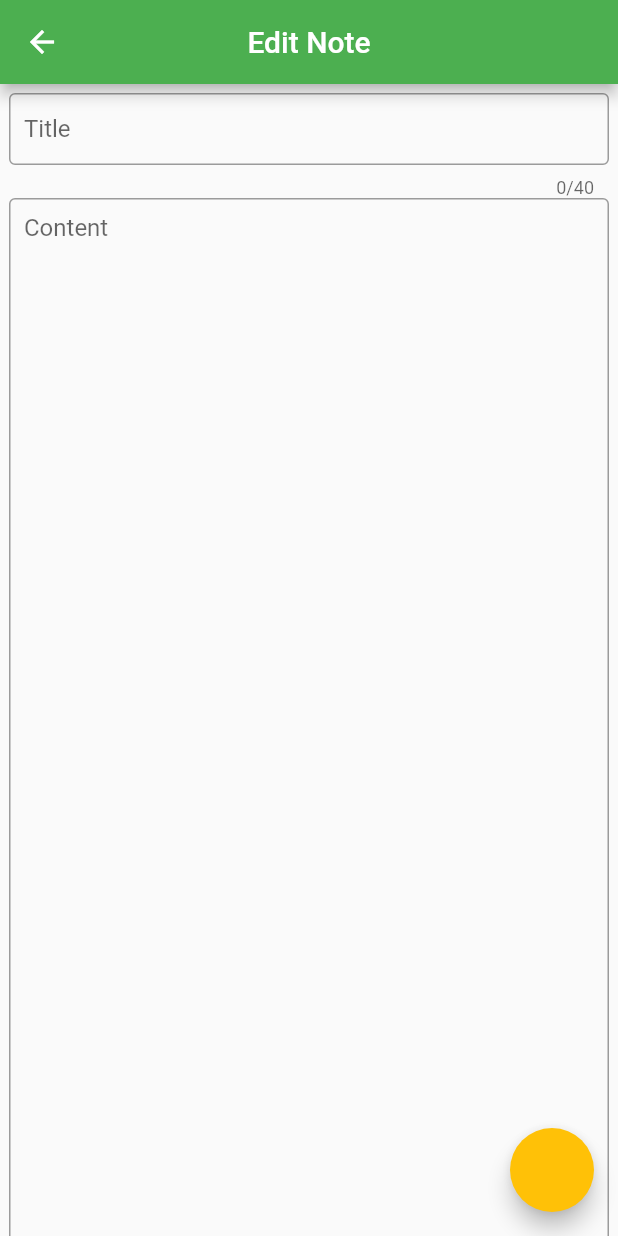
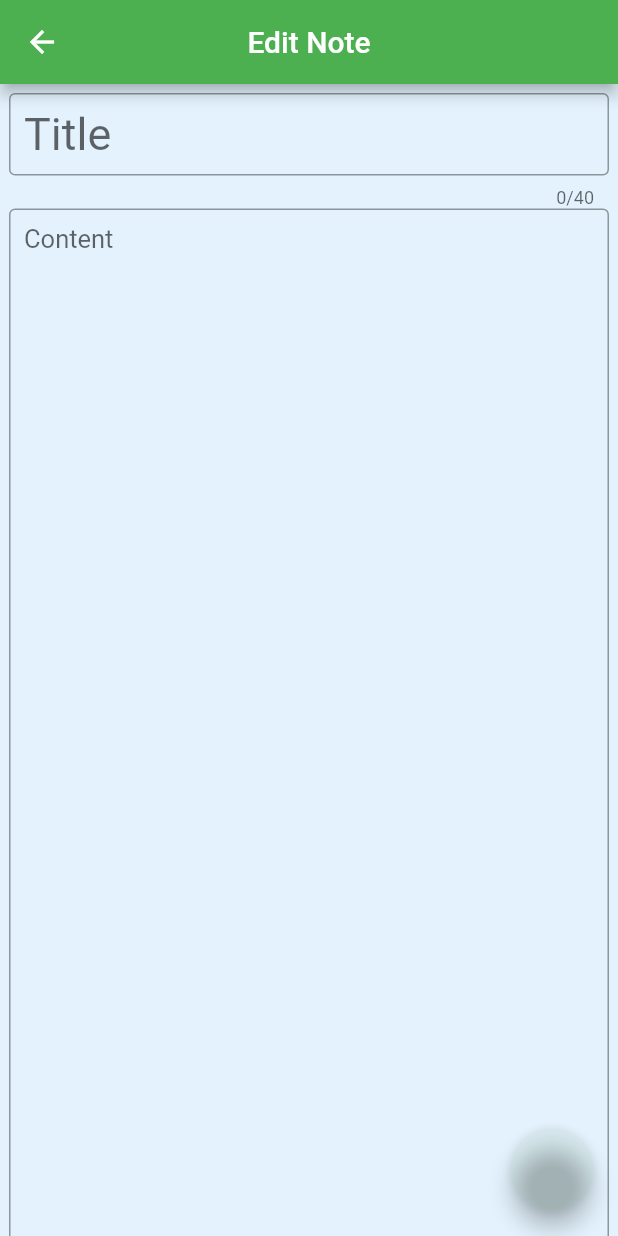
Before and after one commit to niranza/Flutter-Note-App, a Flutter app: the screen it shows after launch, after a tap on the "add" icon, on a phone screen of 412 x 824 dp. Run offline on Flutter 3.47's test engine with Material 2 defaults, Android fonts, the phone set to English and light mode, and no system bars; our stand-ins replace flutter_colorpicker.

Commit message:
improved U.I and overall structure

```diff
--- a/lib/models/note.dart
+++ b/lib/models/note.dart
@@ -1,19 +1,29 @@
+import 'package:flutter/material.dart';
 import 'package:uuid/uuid.dart';
 
 class Note {
   late String title;
   late String content;
+  late String formattedDate;
   late int color;
   late String id;
 
-  Note(this.title, this.content, int? color, String? id) {
+  Note(
+    this.title,
+    this.content,
+    String? formattedDate,
+    int? color,
+    String? id,
+  ) {
     this.id = id ?? const Uuid().v1();
-    this.color = color ?? 0xffffc107;
+    this.color = color ?? Colors.blue[500].hashCode;
+    this.formattedDate = formattedDate ?? "";
   }
 
   Note.fromJson(Map<String, dynamic> json)
       : title = json["title"],
         content = json["content"],
+        formattedDate = json["formatted_date"],
         color = json["color"],
         id = json["id"];
 
@@ -21,6 +31,7 @@ class Note {
     return {
       "title": title,
       "content": content,
+      "formatted_date": formattedDate,
       "color": color,
       "id": id,
     };
--- a/lib/pages/add_edit_note.dart
+++ b/lib/pages/add_edit_note.dart
@@ -4,12 +4,14 @@ import 'package:flutter_colorpicker/flutter_colorpicker.dart';
 import 'package:notes_app/models/note.dart';
 import 'package:notes_app/storage/note_storage.dart';
 import 'package:notes_app/utils/contants.dart';
+import 'package:notes_app/widgets/edit_note.dart';
 
 class AddEditNote extends StatefulWidget {
   final Object? currentNote;
 
-  Note _getCurrentNote() =>
-      currentNote == null ? Note("", "", null, null) : currentNote as Note;
+  Note _getCurrentNote() => currentNote == null
+      ? Note("", "", null, null, null)
+      : currentNote as Note;
 
   late final Note _currentNote = _getCurrentNote();
 
@@ -53,6 +55,7 @@ class _AddEditNoteState extends State<AddEditNote> {
         return Future.value(false);
       },
       child: Scaffold(
+        backgroundColor: Colors.blue[50],
         appBar: AppBar(
           title: Text("Edit Note"),
           centerTitle: true,
@@ -91,72 +94,3 @@ class _AddEditNoteState extends State<AddEditNote> {
     );
   }
 }
-
-class BuildEditNote extends StatefulWidget {
-  final Note currentNote;
-  final Function(int) saveNote;
-
-  const BuildEditNote({
-    Key? key,
-    required this.currentNote,
-    required this.saveNote,
-  }) : super(key: key);
-
-  @override
-  State<BuildEditNote> createState() => _BuildEditNoteState();
-}
-
-class _BuildEditNoteState extends State<BuildEditNote> {
-  var titleController = TextEditingController();
-  var contentController = TextEditingController();
-
-  @override
-  void initState() {
-    super.initState();
-    titleController.text = widget.currentNote.title;
-    contentController.text = widget.currentNote.content;
-  }
-
-  @override
-  Widget build(BuildContext context) {
-    return Scrollbar(
-      child: SingleChildScrollView(
-        scrollDirection: Axis.vertical,
-        padding: EdgeInsets.symmetric(horizontal: 6, vertical: 6),
-        child: Column(
-          children: [
-            TextField(
-              controller: titleController,
-              onChanged: (newTitle) {
-                widget.currentNote.title = newTitle;
-                widget.saveNote(saveDelayInSeconds);
-              },
-              maxLength: 40,
-              decoration: InputDecoration(
-                hintText: "Title",
-                contentPadding: EdgeInsets.all(10),
-                border: OutlineInputBorder(),
-              ),
-            ),
-            TextField(
-              controller: contentController,
-              onChanged: (newContent) {
-                widget.currentNote.content = newContent;
-                widget.saveNote(saveDelayInSeconds);
-              },
-              maxLength: 30000,
-              textInputAction: TextInputAction.newline,
-              keyboardType: TextInputType.multiline,
-              maxLines: 1000,
-              decoration: InputDecoration(
-                hintText: "Content",
-                contentPadding: EdgeInsets.all(10),
-                border: OutlineInputBorder(),
-              ),
-            ),
-          ],
-        ),
-      ),
-    );
-  }
-}
--- a/lib/pages/home.dart
+++ b/lib/pages/home.dart
@@ -15,6 +15,7 @@ class _HomeState extends State<Home> {
   List<Note> _noteList = [];
 
   Future<dynamic> _navigateToAddEditNote(Note? note) async {
+    ScaffoldMessenger.of(context).hideCurrentSnackBar();
     return note == null
         ? await Navigator.pushNamed(context, "/add-edit")
         : await Navigator.pushNamed(context, "/add-edit", arguments: note);
@@ -22,6 +23,7 @@ class _HomeState extends State<Home> {
 
   void _getNotes() async {
     List<Note> noteList = await NoteStorage.getAllNotes();
+    noteList.sort((a, b) => b.formattedDate.compareTo(a.formattedDate));
     setState(() {
       _noteList = noteList;
     });
@@ -36,6 +38,7 @@ class _HomeState extends State<Home> {
   @override
   Widget build(BuildContext context) {
     return Scaffold(
+      backgroundColor: Colors.blue[50],
       appBar: AppBar(
         title: Text("My Notes"),
         centerTitle: true,
--- a/lib/storage/note_storage.dart
+++ b/lib/storage/note_storage.dart
@@ -1,5 +1,6 @@
 import 'dart:convert';
 import 'dart:io' as io;
+import 'package:intl/intl.dart';
 import 'package:notes_app/models/note.dart';
 import 'package:path_provider/path_provider.dart';
 import 'dart:io';
@@ -15,6 +16,8 @@ class NoteStorage {
   }
 
   static void saveNote(Note note) async {
+    var formatter = DateFormat("yyyy.MM.dd, HH:mm:ss");
+    note.formattedDate = formatter.format(DateTime.now());
     File file = File(await _getNotesPath("${note.id}.txt"));
     file.writeAsString(jsonEncode(note));
     print("Note saved -> ${note.title}");
@@ -27,16 +30,17 @@ class NoteStorage {
         File file = File(e.path);
         return await file.readAsString().then((value) => value);
       }
-      ;
     });
     List<Note> noteList = [];
     for (final futureString in jsonNotes) {
       await futureString.then((value) {
         if (value != null) {
           Map data = jsonDecode(value);
+          print("noteDate-> ${data["formatted_date"] as String}");
           noteList.add(Note(
             data["title"] as String,
             data["content"] as String,
+            data["formatted_date"] as String,
             data["color"] as int,
             data["id"] as String,
           ));
--- /dev/null
+++ b/lib/widgets/edit_note.dart
@@ -0,0 +1,65 @@
+import 'package:flutter/material.dart';
+import 'package:notes_app/models/note.dart';
+import 'package:notes_app/utils/contants.dart';
+
+class BuildEditNote extends StatelessWidget {
+  final Note currentNote;
+  final Function(int) saveNote;
+
+  const BuildEditNote({
+    Key? key,
+    required this.currentNote,
+    required this.saveNote,
+  }) : super(key: key);
+
+  @override
+  Widget build(BuildContext context) {
+    TextEditingController titleController = TextEditingController();
+    TextEditingController contentController = TextEditingController();
+
+    titleController.text = currentNote.title;
+    contentController.text = currentNote.content;
+
+    return Scrollbar(
+      child: SingleChildScrollView(
+        scrollDirection: Axis.vertical,
+        padding: EdgeInsets.symmetric(horizontal: 6, vertical: 6),
+        child: Column(
+          children: [
+            TextField(
+              style: TextStyle(color: Colors.grey[900], fontSize: 30),
+              controller: titleController,
+              onChanged: (newTitle) {
+                currentNote.title = newTitle;
+                saveNote(saveDelayInSeconds);
+              },
+              maxLength: 40,
+              decoration: InputDecoration(
+                hintText: "Title",
+                contentPadding: EdgeInsets.all(10),
+                border: OutlineInputBorder(),
+              ),
+            ),
+            TextField(
+              style: TextStyle(color: Colors.grey[850], fontSize: 17),
+              controller: contentController,
+              onChanged: (newContent) {
+                currentNote.content = newContent;
+                saveNote(saveDelayInSeconds);
+              },
+              maxLength: 30000,
+              textInputAction: TextInputAction.newline,
+              keyboardType: TextInputType.multiline,
+              maxLines: 1000,
+              decoration: InputDecoration(
+                hintText: "Content",
+                contentPadding: EdgeInsets.all(10),
+                border: OutlineInputBorder(),
+              ),
+            ),
+          ],
+        ),
+      ),
+    );
+  }
+}
--- a/pubspec.yaml
+++ b/pubspec.yaml
@@ -38,6 +38,7 @@ dependencies:
   path_provider: ^2.0.5
   async: ^2.8.1
   flutter_colorpicker: ^0.6.0
+  intl: ^0.17.0
 
 
 dev_dependencies:
```
Also changed, not shown: lib/widgets/item_note.dart (+8 -7 lines), pubspec.lock.
